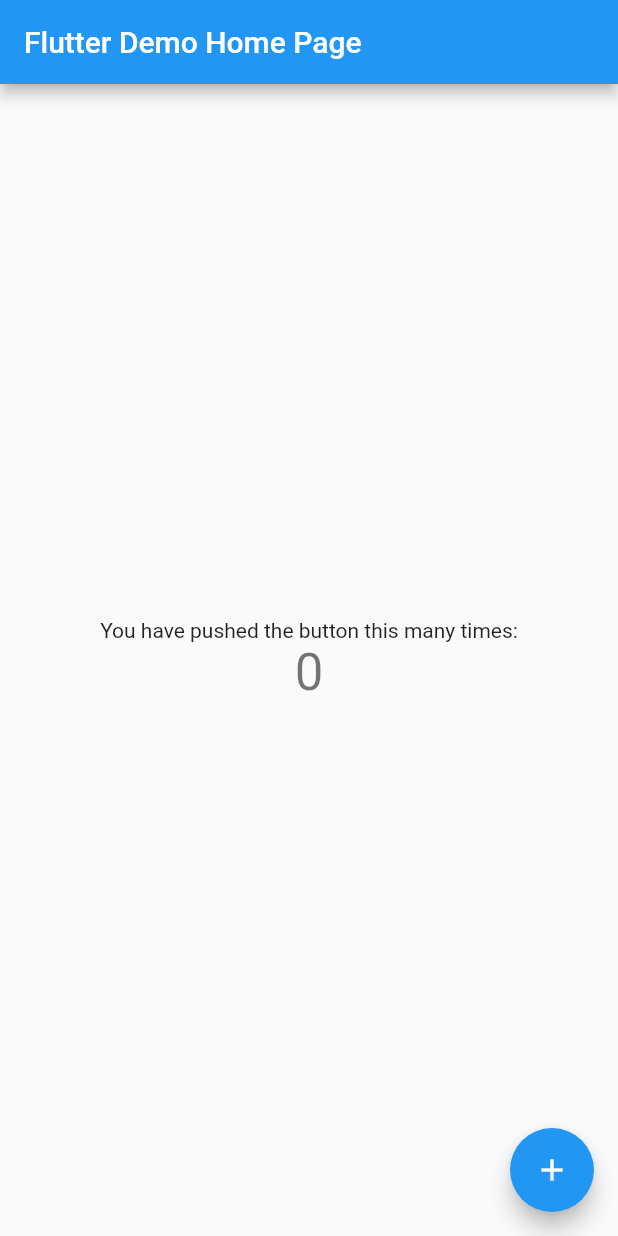
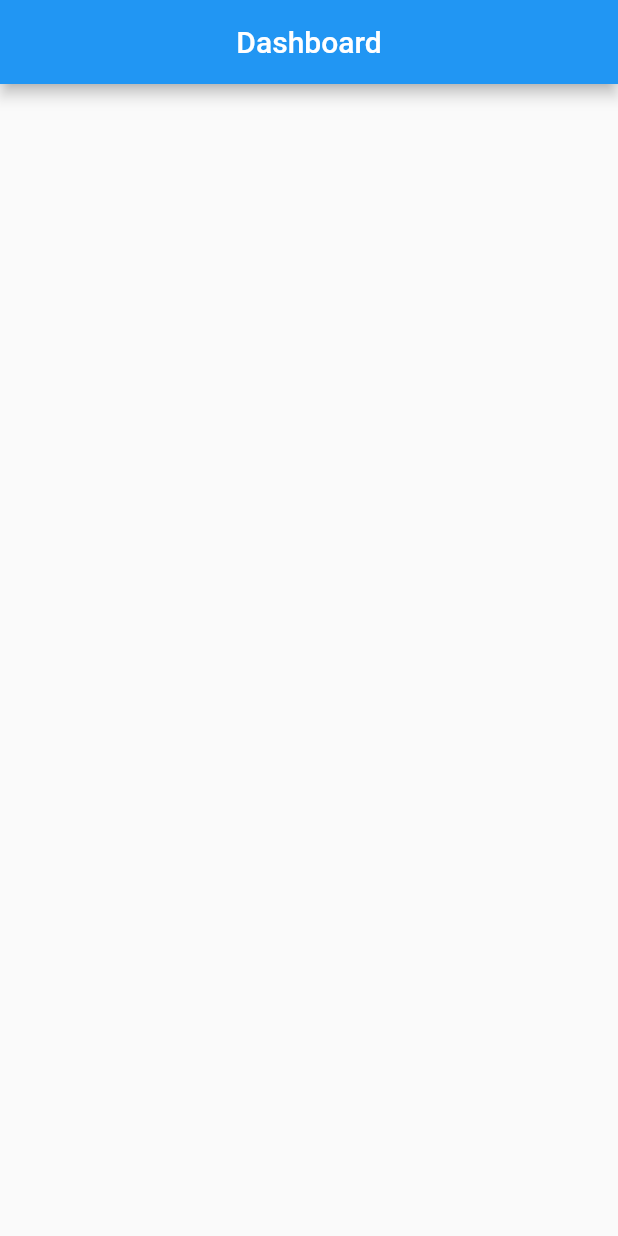
Before and after one commit to adheebshafik/Srilanka_Driving_Exam_App, a Flutter app: the screen it shows after launch, on a phone screen of 412 x 824 dp. Run offline on Flutter 3.47's test engine with Material 2 defaults, Android fonts, the light colour scheme and no system bars; missing offline and left inert: dart:html.

Commit message:
initialized app

```diff
--- a/lib/main.dart
+++ b/lib/main.dart
@@ -1,3 +1,4 @@
+import 'package:Srilanka_Driving_Exam_App/screens/dashboard_screen.dart';
 import 'package:flutter/material.dart';
 
 void main() {
@@ -5,63 +6,13 @@
 }
 
 class MyApp extends StatelessWidget {
-  // This widget is the root of your application.
   @override
   Widget build(BuildContext context) {
     return MaterialApp(
-      title: 'Flutter Demo',
-      theme: ThemeData(
-        primarySwatch: Colors.blue,
-        visualDensity: VisualDensity.adaptivePlatformDensity,
-      ),
-      home: MyHomePage(title: 'Flutter Demo Home Page'),
+      title: 'SriLanka Driving License Exam App',
+      routes: {
+        "/": (ctx) => DashboardScreen(),
+      },
     );
   }
 }
-
-class MyHomePage extends StatefulWidget {
-  MyHomePage({Key key, this.title}) : super(key: key);
-
-  final String title;
-
-  @override
-  _MyHomePageState createState() => _MyHomePageState();
-}
-
-class _MyHomePageState extends State<MyHomePage> {
-  int _counter = 0;
-
-  void _incrementCounter() {
-    setState(() {
-      _counter++;
-    });
-  }
-
-  @override
-  Widget build(BuildContext context) {
-    return Scaffold(
-      appBar: AppBar(
-        title: Text(widget.title),
-      ),
-      body: Center(
-        child: Column(
-          mainAxisAlignment: MainAxisAlignment.center,
-          children: <Widget>[
-            Text(
-              'You have pushed the button this many times:',
-            ),
-            Text(
-              '$_counter',
-              style: Theme.of(context).textTheme.headline4,
-            ),
-          ],
-        ),
-      ),
-      floatingActionButton: FloatingActionButton(
-        onPressed: _incrementCounter,
-        tooltip: 'Increment',
-        child: Icon(Icons.add),
-      ), // This trailing comma makes auto-formatting nicer for build methods.
-    );
-  }
-}
--- /dev/null
+++ b/lib/screens/dashboard_screen.dart
@@ -0,0 +1,15 @@
+import 'dart:html';
+
+import 'package:flutter/material.dart';
+
+class DashboardScreen extends StatelessWidget {
+  @override
+  Widget build(BuildContext context) {
+    return Scaffold(
+      appBar: AppBar(
+        title: const Text('Dashboard'),
+        centerTitle: true,
+      ),
+    );
+  }
+}
```
